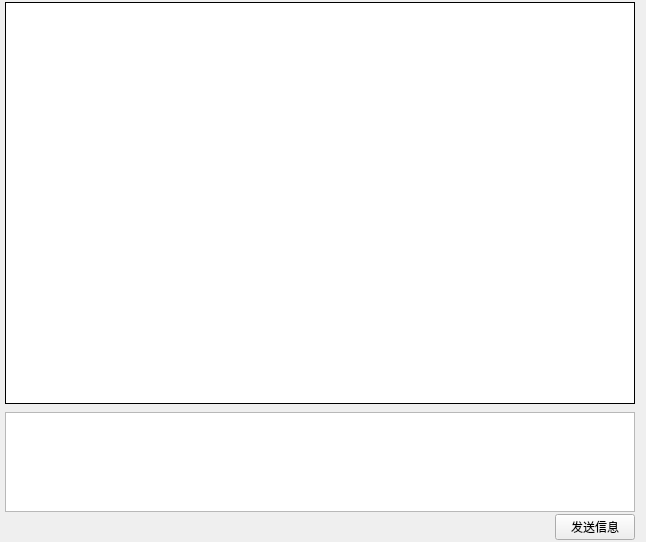
This is TestProject/ui/chatroom.ui in ChinSing00/ChatChat as Qt 5 draws it before an edit. The edited form follows.
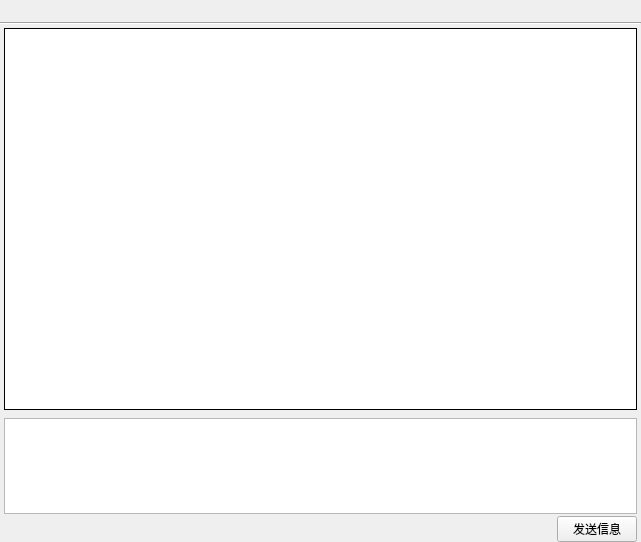
This is the edited form. Icons and pictures are not drawn.

Patch:
```diff
--- a/TestProject/ui/chatroom.ui
+++ b/TestProject/ui/chatroom.ui
@@ -6,7 +6,7 @@
    <rect>
     <x>0</x>
     <y>0</y>
-    <width>646</width>
+    <width>641</width>
     <height>542</height>
    </rect>
   </property>
@@ -16,21 +16,166 @@
   <property name="toolTip">
    <string/>
   </property>
-  <layout class="QHBoxLayout" name="horizontalLayout" stretch="99,1">
+  <layout class="QVBoxLayout" name="verticalLayout_3" stretch="0,0,0">
    <property name="spacing">
     <number>0</number>
    </property>
    <property name="leftMargin">
-    <number>5</number>
+    <number>0</number>
    </property>
    <property name="topMargin">
-    <number>2</number>
+    <number>0</number>
    </property>
    <property name="rightMargin">
-    <number>5</number>
+    <number>0</number>
    </property>
    <property name="bottomMargin">
-    <number>2</number>
+    <number>0</number>
+   </property>
+   <item>
+    <layout class="QHBoxLayout" name="horizontalLayout" stretch="1,8,3">
+     <property name="spacing">
+      <number>0</number>
+     </property>
+     <property name="leftMargin">
+      <number>9</number>
+     </property>
+     <property name="bottomMargin">
+      <number>0</number>
+     </property>
+     <item>
+      <widget class="QLabel" name="from_jid">
+       <property name="minimumSize">
+        <size>
+         <width>180</width>
+         <height>0</height>
+        </size>
+       </property>
+       <property name="text">
+        <string/>
+       </property>
+      </widget>
+     </item>
+     <item>
+      <spacer name="horizontalSpacer">
+       <property name="orientation">
+        <enum>Qt::Horizontal</enum>
+       </property>
+       <property name="sizeHint" stdset="0">
+        <size>
+         <width>40</width>
+         <height>1</height>
+        </size>
+       </property>
+      </spacer>
+     </item>
+     <item>
+      <widget class="QFrame" name="top_btn_gb">
+       <property name="sizePolicy">
+        <sizepolicy hsizetype="Fixed" vsizetype="Preferred">
+         <horstretch>0</horstretch>
+         <verstretch>0</verstretch>
+        </sizepolicy>
+       </property>
+       <property name="layoutDirection">
+        <enum>Qt::LeftToRight</enum>
+       </property>
+       <layout class="QHBoxLayout" name="horizontalLayout_2" stretch="0,0">
+        <property name="spacing">
+         <number>0</number>
+        </property>
+        <property name="leftMargin">
+         <number>0</number>
+        </property>
+        <property name="topMargin">
+         <number>0</number>
+        </property>
+        <property name="rightMargin">
+         <number>0</number>
+        </property>
+        <property name="bottomMargin">
+         <number>0</number>
+        </property>
+        <item>
+         <widget class="QPushButton" name="minimum_btn">
+          <property name="sizePolicy">
+           <sizepolicy hsizetype="Preferred" vsizetype="Preferred">
+            <horstretch>0</horstretch>
+            <verstretch>0</verstretch>
+           </sizepolicy>
+          </property>
+          <property name="layoutDirection">
+           <enum>Qt::RightToLeft</enum>
+          </property>
+          <property name="text">
+           <string/>
+          </property>
+          <property name="icon">
+           <iconset resource="../src/img.qrc">
+            <normaloff>:/src/icon/下拉.svg</normaloff>:/src/icon/下拉.svg</iconset>
+          </property>
+          <property name="autoRepeat">
+           <bool>false</bool>
+          </property>
+          <property name="flat">
+           <bool>true</bool>
+          </property>
+         </widget>
+        </item>
+        <item>
+         <widget class="QPushButton" name="close_btn">
+          <property name="sizePolicy">
+           <sizepolicy hsizetype="Preferred" vsizetype="Ignored">
+            <horstretch>0</horstretch>
+            <verstretch>0</verstretch>
+           </sizepolicy>
+          </property>
+          <property name="layoutDirection">
+           <enum>Qt::LeftToRight</enum>
+          </property>
+          <property name="styleSheet">
+           <string notr="true"/>
+          </property>
+          <property name="text">
+           <string/>
+          </property>
+          <property name="icon">
+           <iconset resource="../src/img.qrc">
+            <normaloff>:/src/icon/关闭.svg</normaloff>:/src/icon/关闭.svg</iconset>
+          </property>
+          <property name="default">
+           <bool>true</bool>
+          </property>
+          <property name="flat">
+           <bool>true</bool>
+          </property>
+         </widget>
+        </item>
+       </layout>
+      </widget>
+     </item>
+    </layout>
+   </item>
+   <item>
+    <widget class="Line" name="line">
+     <property name="frameShadow">
+      <enum>QFrame::Sunken</enum>
+     </property>
+     <property name="orientation">
+      <enum>Qt::Horizontal</enum>
+     </property>
+    </widget>
+   </item>
+   <item>
+    <layout class="QHBoxLayout" name="horizontalLayout_5">
+     <property name="leftMargin">
+      <number>4</number>
+     </property>
+     <property name="topMargin">
+      <number>3</number>
+     </property>
+     <property name="rightMargin">
+      <number>4</number>
    </property>
    <item>
     <widget class="QWidget" name="left" native="true">
@@ -206,6 +351,8 @@
      <property name="bottomMargin">
       <number>0</number>
      </property>
+      </layout>
+     </item>
     </layout>
    </item>
   </layout>
```
Lines whose indentation alone changed are shown as unchanged.
